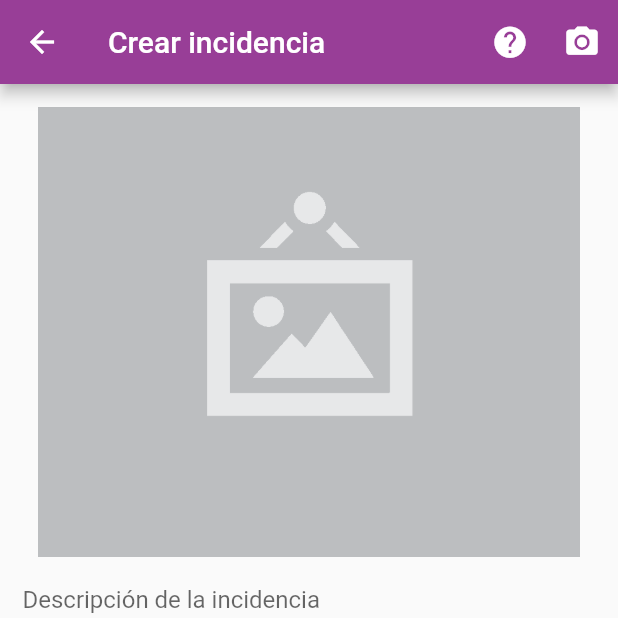
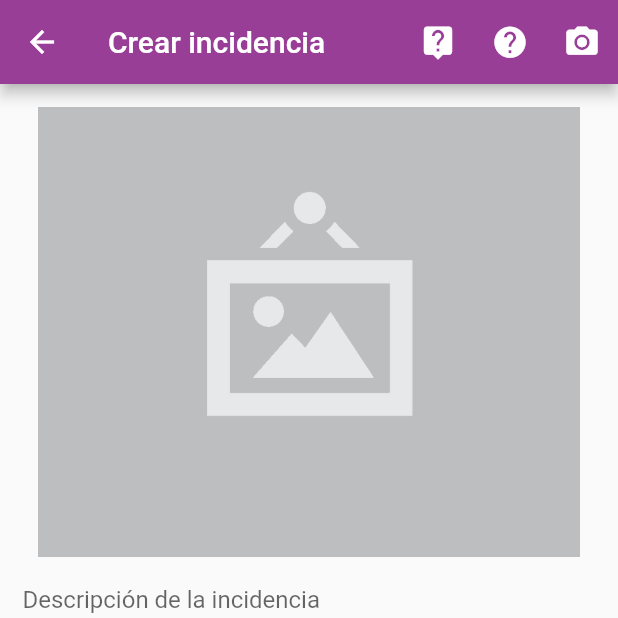
Before and after one commit to AyuntamientoPuertoReal/app-participacion, a Flutter app: the AbrirTicketPage screen opened by its route, on a phone screen of 412 x 824 dp, the top half of it. Run offline on Flutter 3.47's test engine with Material 2 defaults, Android fonts, the phone set to English and light mode, and no system bars; our stand-ins replace flutter_html, flutter_map, geolocator, image_picker, latlong, rxdart and 1 more; missing offline and left inert: encrypt, flutter_udid, mime_type; accounts and stored records are empty; statements that could not run were skipped.

Commit message:
Creacion de widget_modal y correccion de errores de abrir_ticket_page

```diff
--- a/lib/src/pages/abrir_ticket_page.dart
+++ b/lib/src/pages/abrir_ticket_page.dart
@@ -3,6 +3,7 @@ import 'dart:io';
 import 'package:appparticipacion/src/bloc/provider.dart';
 import 'package:appparticipacion/src/bloc/ticket_bloc.dart';
 import 'package:appparticipacion/src/models/ticket_model.dart';
+import 'package:appparticipacion/src/widgets/widget_modal.dart';
 //import 'package:appparticipacion/src/widgets/menu_lateral.dart';
 import 'package:flutter/material.dart';
 import 'package:geolocator/geolocator.dart';
@@ -47,6 +48,10 @@ class _AbrirTicketPageState extends State<AbrirTicketPage> {
         title: Text('Crear incidencia'),
         actions: <Widget>[
           IconButton(
+            icon: Icon(Icons.live_help, size: 25),
+            onPressed: () => mostrarModal(context, mensaje)
+          ),
+          IconButton(
             icon: Icon(Icons.help, size: 25),
             onPressed: (){
 
@@ -64,6 +69,7 @@ class _AbrirTicketPageState extends State<AbrirTicketPage> {
             icon: Icon(Icons.camera_alt, size: 25),
             onPressed: _tomarFoto,
           ),
+
         ],
       ),
       body: SingleChildScrollView(
@@ -184,23 +190,39 @@ class _AbrirTicketPageState extends State<AbrirTicketPage> {
   }
 
   Widget _mostrarFoto() {
-
-    if(ticketModel.fotoUrl != null){
+    if(foto != null){
       //to-Do retornar imagen
+      //print("foto.path:"+foto.path+"||");
       return FadeInImage(
-        // image: NetworkImage("https://images.pexels.com/photos/1226302/pexels-photo-1226302.jpeg?auto=compress&cs=tinysrgb&dpr=1&w=500"),
-        image: NetworkImage(ticketModel.fotoUrl),
+        image: FileImage(foto),
         placeholder: AssetImage('assets/img/jar-loading.gif'),
         height: 300.0,
         fit: BoxFit.cover,
       );
     } else {
       return Image(
-        image: AssetImage(foto?.path ?? 'assets/img/no-image.png'),
+        image: AssetImage('assets/img/no-image.png'),
         height: 300.0,
         fit: BoxFit.cover,
       );
     }
+
+    // if(ticketModel.fotoUrl != null){
+    //   //to-Do retornar imagen
+    //   return FadeInImage(
+    //     // image: NetworkImage("https://images.pexels.com/photos/1226302/pexels-photo-1226302.jpeg?auto=compress&cs=tinysrgb&dpr=1&w=500"),
+    //     image: NetworkImage(ticketModel.fotoUrl),
+    //     placeholder: AssetImage('assets/img/jar-loading.gif'),
+    //     height: 300.0,
+    //     fit: BoxFit.cover,
+    //   );
+    // } else {
+    //   return Image(
+    //     image: FileImage(foto ?? null),
+    //     height: 300.0,
+    //     fit: BoxFit.cover,
+    //   );
+    // }
   }
 
   obtenerGeo(int valor) async {
```
Also changed, not shown: lib/src/widgets/widget_modal.dart (added, +26 -0 lines).
